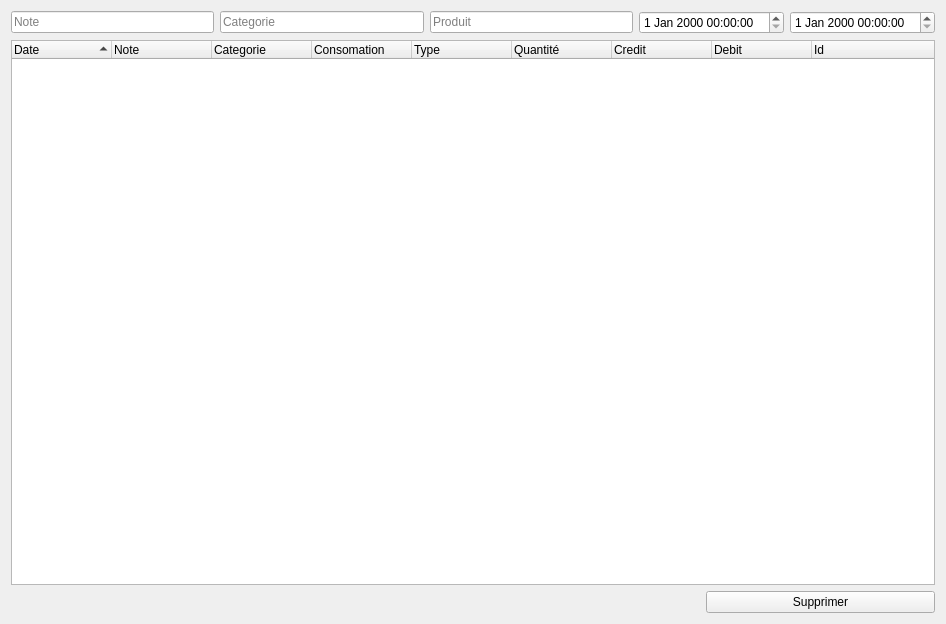
First picture: the form in application/ui/history.ui, repository nils-van-zuijlen/Enibar, before the edit.
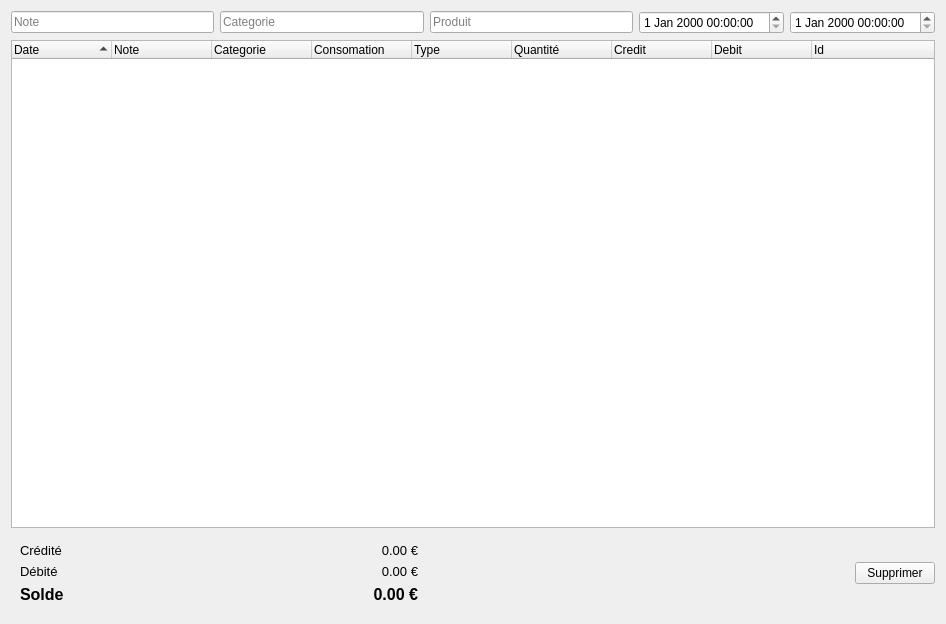
Second picture: the form after the edit.

Diff of the .ui file:
```diff
--- a/application/ui/history.ui
+++ b/application/ui/history.ui
@@ -14,17 +14,68 @@
    <string>Dialog</string>
   </property>
   <layout class="QGridLayout" name="gridLayout">
-   <item row="2" column="3">
-    <widget class="QPushButton" name="delete_button">
-     <property name="focusPolicy">
-      <enum>Qt::NoFocus</enum>
+   <item row="1" column="0" colspan="3">
+    <widget class="QTreeWidget" name="transaction_list">
+     <property name="selectionMode">
+      <enum>QAbstractItemView::SingleSelection</enum>
      </property>
-     <property name="text">
-      <string>Supprimer</string>
+     <property name="indentation">
+      <number>0</number>
      </property>
+     <property name="itemsExpandable">
+      <bool>false</bool>
+     </property>
+     <property name="sortingEnabled">
+      <bool>true</bool>
+     </property>
+     <column>
+      <property name="text">
+       <string>Date</string>
+      </property>
+     </column>
+     <column>
+      <property name="text">
+       <string>Note</string>
+      </property>
+     </column>
+     <column>
+      <property name="text">
+       <string>Categorie</string>
+      </property>
+     </column>
+     <column>
+      <property name="text">
+       <string>Consomation</string>
+      </property>
+     </column>
+     <column>
+      <property name="text">
+       <string>Type</string>
+      </property>
+     </column>
+     <column>
+      <property name="text">
+       <string>Quantité</string>
+      </property>
+     </column>
+     <column>
+      <property name="text">
+       <string>Credit</string>
+      </property>
+     </column>
+     <column>
+      <property name="text">
+       <string>Debit</string>
+      </property>
+     </column>
+     <column>
+      <property name="text">
+       <string>Id</string>
+      </property>
+     </column>
     </widget>
    </item>
-   <item row="0" column="0" colspan="4">
+   <item row="0" column="0" colspan="3">
     <widget class="QWidget" name="filter_container" native="true">
      <layout class="QHBoxLayout" name="horizontalLayout">
       <property name="leftMargin">
@@ -78,7 +129,117 @@
      </layout>
     </widget>
    </item>
-   <item row="2" column="0" colspan="3">
+   <item row="2" column="2">
+    <widget class="QPushButton" name="delete_button">
+     <property name="focusPolicy">
+      <enum>Qt::NoFocus</enum>
+     </property>
+     <property name="text">
+      <string>Supprimer</string>
+     </property>
+    </widget>
+   </item>
+   <item row="2" column="0">
+    <widget class="QWidget" name="widget" native="true">
+     <property name="sizePolicy">
+      <sizepolicy hsizetype="Expanding" vsizetype="Preferred">
+       <horstretch>0</horstretch>
+       <verstretch>0</verstretch>
+      </sizepolicy>
+     </property>
+     <layout class="QFormLayout" name="formLayout">
+      <property name="fieldGrowthPolicy">
+       <enum>QFormLayout::AllNonFixedFieldsGrow</enum>
+      </property>
+      <item row="0" column="0">
+       <widget class="QLabel" name="label_credited">
+        <property name="font">
+         <font>
+          <pointsize>10</pointsize>
+         </font>
+        </property>
+        <property name="text">
+         <string>Crédité</string>
+        </property>
+       </widget>
+      </item>
+      <item row="0" column="1">
+       <widget class="QLabel" name="credited">
+        <property name="font">
+         <font>
+          <pointsize>10</pointsize>
+         </font>
+        </property>
+        <property name="text">
+         <string>0.00 €</string>
+        </property>
+        <property name="alignment">
+         <set>Qt::AlignRight|Qt::AlignTrailing|Qt::AlignVCenter</set>
+        </property>
+       </widget>
+      </item>
+      <item row="1" column="0">
+       <widget class="QLabel" name="label_debited">
+        <property name="font">
+         <font>
+          <pointsize>10</pointsize>
+         </font>
+        </property>
+        <property name="text">
+         <string>Débité</string>
+        </property>
+       </widget>
+      </item>
+      <item row="1" column="1">
+       <widget class="QLabel" name="debited">
+        <property name="font">
+         <font>
+          <pointsize>10</pointsize>
+         </font>
+        </property>
+        <property name="text">
+         <string>0.00 €</string>
+        </property>
+        <property name="alignment">
+         <set>Qt::AlignRight|Qt::AlignTrailing|Qt::AlignVCenter</set>
+        </property>
+       </widget>
+      </item>
+      <item row="2" column="0">
+       <widget class="QLabel" name="label_total">
+        <property name="font">
+         <font>
+          <pointsize>12</pointsize>
+          <weight>75</weight>
+          <bold>true</bold>
+         </font>
+        </property>
+        <property name="text">
+         <string>Solde</string>
+        </property>
+       </widget>
+      </item>
+      <item row="2" column="1">
+       <widget class="QLabel" name="total">
+        <property name="font">
+         <font>
+          <pointsize>12</pointsize>
+          <weight>75</weight>
+          <bold>true</bold>
+         </font>
+        </property>
+        <property name="text">
+         <string>0.00 €</string>
+        </property>
+        <property name="alignment">
+         <set>Qt::AlignRight|Qt::AlignTrailing|Qt::AlignVCenter</set>
+        </property>
+       </widget>
+      </item>
+     </layout>
+    </widget>
+   </item>
+   <item row="2" column="1">
     <spacer name="spacer">
      <property name="orientation">
       <enum>Qt::Horizontal</enum>
@@ -91,67 +252,6 @@
      </property>
     </spacer>
    </item>
-   <item row="1" column="0" colspan="4">
-    <widget class="QTreeWidget" name="transaction_list">
-     <property name="selectionMode">
-      <enum>QAbstractItemView::SingleSelection</enum>
-     </property>
-     <property name="indentation">
-      <number>0</number>
-     </property>
-     <property name="itemsExpandable">
-      <bool>false</bool>
-     </property>
-     <property name="sortingEnabled">
-      <bool>true</bool>
-     </property>
-     <column>
-      <property name="text">
-       <string>Date</string>
-      </property>
-     </column>
-     <column>
-      <property name="text">
-       <string>Note</string>
-      </property>
-     </column>
-     <column>
-      <property name="text">
-       <string>Categorie</string>
-      </property>
-     </column>
-     <column>
-      <property name="text">
-       <string>Consomation</string>
-      </property>
-     </column>
-     <column>
-      <property name="text">
-       <string>Type</string>
-      </property>
-     </column>
-     <column>
-      <property name="text">
-       <string>Quantité</string>
-      </property>
-     </column>
-     <column>
-      <property name="text">
-       <string>Credit</string>
-      </property>
-     </column>
-     <column>
-      <property name="text">
-       <string>Debit</string>
-      </property>
-     </column>
-     <column>
-      <property name="text">
-       <string>Id</string>
-      </property>
-     </column>
-    </widget>
-   </item>
   </layout>
  </widget>
  <tabstops>
```
Left out of the diff: 1 changed line with no effect on the pictures.
